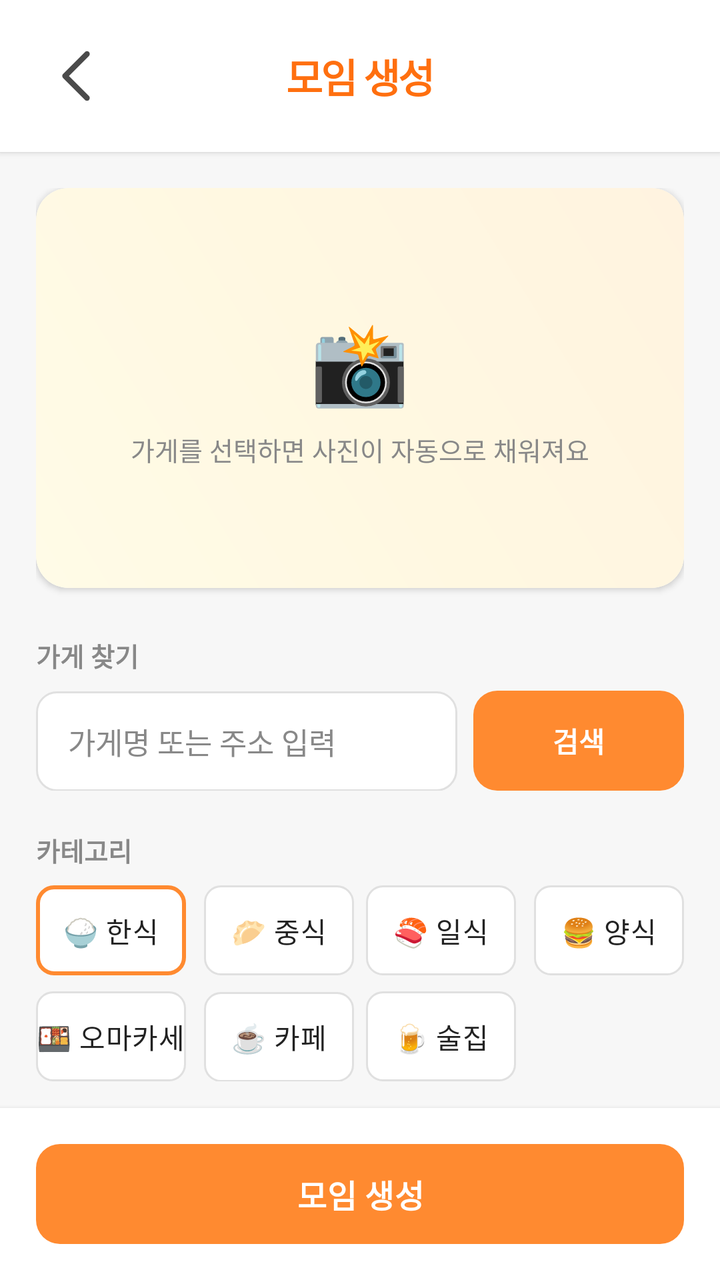
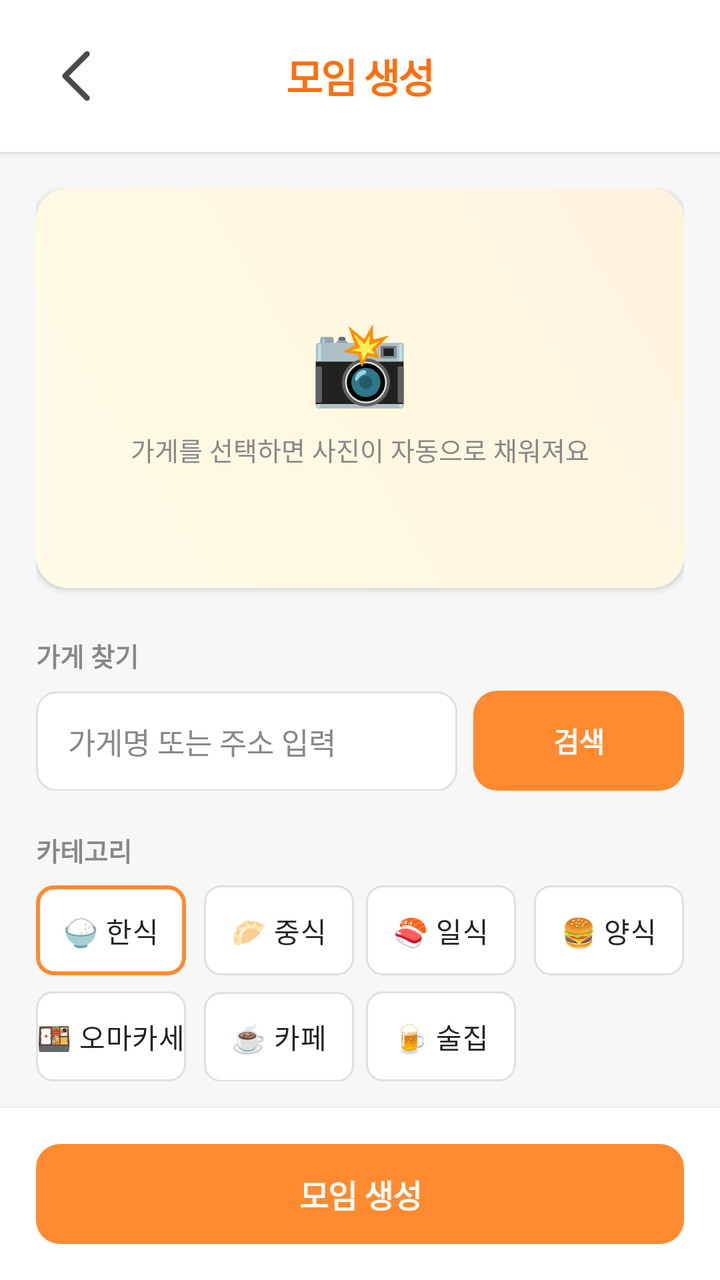

Two renders of the same Android screen: before a commit and after it. Below are the layout's source before the change and the commit's diff.
<!-- AndroidManifest.xml: application theme Theme.Honbabapp -->
<!-- res/layout/page_meeting_card_writing.xml -->
<?xml version="1.0" encoding="utf-8"?>
<LinearLayout xmlns:android="http://schemas.android.com/apk/res/android"
    xmlns:app="http://schemas.android.com/apk/res-auto"
    android:layout_width="match_parent"
    android:layout_height="match_parent"
    android:orientation="vertical"
    android:background="@color/bg_200">

    
    <LinearLayout
        android:layout_width="match_parent"
        android:layout_height="wrap_content"
        android:orientation="horizontal"
        android:gravity="center_vertical"
        android:padding="16dp"
        android:background="@color/bg_100"
        android:elevation="2dp">

        <ImageButton
            android:id="@+id/btn_back"
            android:layout_width="44dp"
            android:layout_height="44dp"
            android:src="@drawable/ic_arrow_back"
            android:scaleType="centerCrop"
            android:background="@color/white"
            android:layout_marginEnd="12dp" />

        <TextView
            android:layout_width="0dp"
            android:layout_height="wrap_content"
            android:layout_weight="1"
            android:text="모임 생성"
            android:textColor="@color/primary_200"
            android:textSize="20sp"
            android:textStyle="bold"
            android:gravity="center"
            android:letterSpacing="-0.05"
            android:layout_marginEnd="56dp"/>

    </LinearLayout>

    <ScrollView
        android:layout_width="match_parent"
        android:layout_height="0dp"
        android:layout_weight="1"
        android:fillViewport="true"
        android:scrollbars="none">

        <LinearLayout
            android:layout_width="match_parent"
            android:layout_height="wrap_content"
            android:orientation="vertical"
            android:padding="18dp">

            
            <androidx.cardview.widget.CardView
                android:layout_width="match_parent"
                android:layout_height="wrap_content"
                android:layout_marginBottom="24dp"
                app:cardCornerRadius="16dp"
                app:cardElevation="2dp"
                app:cardBackgroundColor="@color/white">

                <FrameLayout
                    android:layout_width="match_parent"
                    android:layout_height="200dp">

                    
                    <LinearLayout
                        android:id="@+id/layout_photo_placeholder"
                        android:layout_width="match_parent"
                        android:layout_height="match_parent"
                        android:orientation="vertical"
                        android:gravity="center"
                        android:background="@drawable/photo_upload_background">

                        <TextView
                            android:layout_width="wrap_content"
                            android:layout_height="wrap_content"
                            android:text="📸"
                            android:textSize="40sp"
                            android:layout_marginBottom="8dp"/>

                        <TextView
                            android:layout_width="wrap_content"
                            android:layout_height="wrap_content"
                            android:text="가게를 선택하면 사진이 자동으로 채워져요"
                            android:textColor="@color/text_200"
                            android:textSize="13sp"/>

                    </LinearLayout>

                    
                    <ImageView
                        android:id="@+id/iv_meeting_photo_preview"
                        android:layout_width="match_parent"
                        android:layout_height="match_parent"
                        android:scaleType="centerCrop"
                        android:visibility="gone"/>

                </FrameLayout>

            </androidx.cardview.widget.CardView>

            
            <LinearLayout
                android:layout_width="match_parent"
                android:layout_height="wrap_content"
                android:orientation="vertical"
                android:layout_marginBottom="20dp">

                <TextView
                    android:layout_width="wrap_content"
                    android:layout_height="wrap_content"
                    android:text="가게 찾기"
                    android:textColor="@color/text_200"
                    android:textSize="13sp"
                    android:textStyle="bold"
                    android:layout_marginBottom="8dp" />

                <LinearLayout
                    android:layout_width="match_parent"
                    android:layout_height="wrap_content"
                    android:orientation="horizontal">

                    <EditText
                        android:id="@+id/et_store_search"
                        android:layout_width="0dp"
                        android:layout_height="50dp"
                        android:layout_weight="2"
                        android:hint="가게명 또는 주소 입력"
                        android:textColorHint="@color/text_200"
                        android:textColor="@color/text_100"
                        android:textSize="15sp"
                        android:background="@drawable/edittext_background"
                        android:paddingHorizontal="16dp"
                        android:layout_marginEnd="8dp"
                        android:inputType="text" />

                    <Button
                        android:id="@+id/btn_search_store"
                        android:layout_width="0dp"
                        android:layout_height="50dp"
                        android:layout_weight="1"
                        android:text="검색"
                        android:textColor="@color/white"
                        android:textSize="14sp"
                        android:textStyle="bold"
                        android:background="@drawable/button_primary_background"
                        android:minWidth="0dp" />

                </LinearLayout>

            </LinearLayout>

            
            <androidx.cardview.widget.CardView
                android:id="@+id/selected_store_card"
                android:layout_width="match_parent"
                android:layout_height="wrap_content"
                android:layout_marginBottom="20dp"
                android:visibility="gone"
                app:cardCornerRadius="12dp"
                app:cardElevation="1dp"
                app:cardBackgroundColor="@color/bg_300">

                <LinearLayout
                    android:layout_width="match_parent"
                    android:layout_height="wrap_content"
                    android:orientation="vertical"
                    android:padding="16dp">

                    <TextView
                        android:layout_width="wrap_content"
                        android:layout_height="wrap_content"
                        android:text="선택된 가게"
                        android:textColor="@color/text_200"
                        android:textSize="12sp"
                        android:layout_marginBottom="4dp" />

                    <TextView
                        android:id="@+id/tv_selected_store"
                        android:layout_width="match_parent"
                        android:layout_height="wrap_content"
                        android:text="돼지 먹고 싶은날"
                        android:textColor="@color/text_100"
                        android:textSize="15sp"
                        android:textStyle="bold"
                        android:layout_marginBottom="12dp"/>

                    <TextView
                        android:layout_width="wrap_content"
                        android:layout_height="wrap_content"
                        android:text="가게 주소"
                        android:textColor="@color/text_200"
                        android:textSize="12sp"
                        android:layout_marginBottom="4dp" />

                    <TextView
                        android:id="@+id/tv_selected_store_address"
                        android:layout_width="match_parent"
                        android:layout_height="wrap_content"
                        android:text="신림동 108-00번지"
                        android:textColor="@color/text_100"
                        android:textSize="15sp"
                        android:textStyle="bold" />

                </LinearLayout>

            </androidx.cardview.widget.CardView>

            
            <LinearLayout
                android:layout_width="match_parent"
                android:layout_height="wrap_content"
                android:orientation="vertical"
                android:layout_marginBottom="20dp">

                <TextView
                    android:layout_width="wrap_content"
                    android:layout_height="wrap_content"
                    android:text="카테고리"
                    android:textColor="@color/text_200"
                    android:textSize="13sp"
                    android:textStyle="bold"
                    android:layout_marginBottom="8dp"/>

                <LinearLayout
                    android:layout_width="match_parent"
                    android:layout_height="wrap_content"
                    android:orientation="vertical">

                    
                    <LinearLayout
                        android:layout_width="match_parent"
                        android:layout_height="wrap_content"
                        android:orientation="horizontal"
                        android:layout_marginBottom="8dp">

                        <RadioButton
                            android:id="@+id/radio_category_korean"
                            android:layout_width="0dp"
                            android:layout_height="45dp"
                            android:layout_weight="1"
                            android:text="🍚 한식"
                            android:textColor="@color/text_100"
                            android:textSize="14sp"
                            android:button="@null"
                            android:gravity="center"
                            android:checked="true"
                            android:background="@drawable/radiobutton_category_background"
                            android:layout_marginEnd="6dp"/>

                        <RadioButton
                            android:id="@+id/radio_category_chinese"
                            android:layout_width="0dp"
                            android:layout_height="45dp"
                            android:layout_weight="1"
                            android:text="🥟 중식"
                            android:textColor="@color/text_100"
                            android:textSize="14sp"
                            android:button="@null"
                            android:gravity="center"
                            android:background="@drawable/radiobutton_category_background"
                            android:layout_marginHorizontal="3dp"/>

                        <RadioButton
                            android:id="@+id/radio_category_japanese"
                            android:layout_width="0dp"
                            android:layout_height="45dp"
                            android:layout_weight="1"
                            android:text="🍣 일식"
                            android:textColor="@color/text_100"
                            android:textSize="14sp"
                            android:button="@null"
                            android:gravity="center"
                            android:background="@drawable/radiobutton_category_background"
                            android:layout_marginHorizontal="3dp"/>

                        <RadioButton
                            android:id="@+id/radio_category_western"
                            android:layout_width="0dp"
                            android:layout_height="45dp"
                            android:layout_weight="1"
                            android:text="🍔 양식"
                            android:textColor="@color/text_100"
                            android:textSize="14sp"
                            android:button="@null"
                            android:gravity="center"
                            android:background="@drawable/radiobutton_category_background"
                            android:layout_marginStart="6dp"/>

                    </LinearLayout>

                    
                    <LinearLayout
                        android:layout_width="match_parent"
                        android:layout_height="wrap_content"
                        android:orientation="horizontal">

                        <RadioButton
                            android:id="@+id/radio_category_omakase"
                            android:layout_width="0dp"
                            android:layout_height="45dp"
                            android:layout_weight="1"
                            android:text="🍱 오마카세"
                            android:textColor="@color/text_100"
                            android:textSize="14sp"
                            android:button="@null"
                            android:gravity="center"
                            android:background="@drawable/radiobutton_category_background"
                            android:layout_marginEnd="6dp"/>

                        <RadioButton
                            android:id="@+id/radio_category_cafe"
                            android:layout_width="0dp"
                            android:layout_height="45dp"
                            android:layout_weight="1"
                            android:text="☕ 카페"
                            android:textColor="@color/text_100"
                            android:textSize="14sp"
                            android:button="@null"
                            android:gravity="center"
                            android:background="@drawable/radiobutton_category_background"
                            android:layout_marginHorizontal="3dp"/>

                        <RadioButton
                            android:id="@+id/radio_category_pub"
                            android:layout_width="0dp"
                            android:layout_height="45dp"
                            android:layout_weight="1"
                            android:text="🍺 술집"
                            android:textColor="@color/text_100"
                            android:textSize="14sp"
                            android:button="@null"
                            android:gravity="center"
                            android:background="@drawable/radiobutton_category_background"
                            android:layout_marginHorizontal="3dp"/>

                        
                        <View
                            android:layout_width="0dp"
                            android:layout_height="1dp"
                            android:layout_weight="1"
                            android:layout_marginStart="6dp"/>

                    </LinearLayout>

                </LinearLayout>

            </LinearLayout>

            
            <LinearLayout
                android:layout_width="match_parent"
                android:layout_height="wrap_content"
                android:orientation="vertical"
                android:layout_marginBottom="20dp">

                <TextView
                    android:layout_width="wrap_content"
                    android:layout_height="wrap_content"
                    android:text="모임명"
                    android:textColor="@color/text_200"
                    android:textSize="13sp"
                    android:textStyle="bold"
                    android:layout_marginBottom="8dp"/>

                <EditText
                    android:id="@+id/et_meeting_title"
                    android:layout_width="match_parent"
                    android:layout_height="50dp"
                    android:hint="모임명을 입력하세요"
                    android:textColorHint="@color/text_200"
                    android:textColor="@color/text_100"
                    android:textSize="15sp"
                    android:background="@drawable/edittext_background"
                    android:paddingHorizontal="16dp"
                    android:maxLength="30"
                    android:inputType="text"/>

            </LinearLayout>

            
            <LinearLayout
                android:layout_width="match_parent"
                android:layout_height="wrap_content"
                android:orientation="vertical"
                android:layout_marginBottom="20dp">

                <TextView
                    android:layout_width="wrap_content"
                    android:layout_height="wrap_content"
                    android:text="모임 설명"
                    android:textColor="@color/text_200"
                    android:textSize="13sp"
                    android:textStyle="bold"
                    android:layout_marginBottom="8dp"/>

                <EditText
                    android:id="@+id/et_meeting_description"
                    android:layout_width="match_parent"
                    android:layout_height="80dp"
                    android:hint="모임에 대해 간단히 소개해 주세요"
                    android:textColorHint="@color/text_200"
                    android:textColor="@color/text_100"
                    android:textSize="15sp"
                    android:background="@drawable/edittext_background"
                    android:paddingHorizontal="16dp"
                    android:paddingVertical="12dp"
                    android:gravity="top"
                    android:maxLength="100"
                    android:inputType="textMultiLine"/>

            </LinearLayout>

            
            <LinearLayout
                android:layout_width="match_parent"
                android:layout_height="wrap_content"
                android:orientation="vertical"
                android:layout_marginBottom="20dp">

                <TextView
                    android:layout_width="wrap_content"
                    android:layout_height="wrap_content"
                    android:text="모임 만나는 날짜"
                    android:textColor="@color/text_200"
                    android:textSize="13sp"
                    android:textStyle="bold"
                    android:layout_marginBottom="8dp"/>

                <EditText
                    android:id="@+id/et_meeting_date"
                    android:layout_width="match_parent"
                    android:layout_height="50dp"
                    android:hint="날짜를 선택해주세요"
                    android:textColorHint="@color/text_200"
                    android:textColor="@color/text_100"
                    android:textSize="15sp"
                    android:background="@drawable/edittext_background"
                    android:paddingHorizontal="16dp"
                    android:focusable="false"
                    android:clickable="true"
                    android:drawableEnd="@drawable/ic_calendar"
                    android:drawablePadding="12dp"/>

            </LinearLayout>

            
            <LinearLayout
                android:layout_width="match_parent"
                android:layout_height="wrap_content"
                android:orientation="vertical"
                android:layout_marginBottom="20dp">

                <TextView
                    android:layout_width="wrap_content"
                    android:layout_height="wrap_content"
                    android:text="모임 만나는 시간"
                    android:textColor="@color/text_200"
                    android:textSize="13sp"
                    android:textStyle="bold"
                    android:layout_marginBottom="8dp"/>

                <EditText
                    android:id="@+id/et_meeting_time"
                    android:layout_width="match_parent"
                    android:layout_height="50dp"
                    android:hint="시간을 선택해주세요 (예: 19:00)"
                    android:textColorHint="@color/text_200"
                    android:textColor="@color/text_100"
                    android:textSize="15sp"
                    android:background="@drawable/edittext_background"
                    android:paddingHorizontal="16dp"
                    android:focusable="false"
                    android:clickable="true"
                    android:drawableEnd="@drawable/ic_clock"
                    android:drawablePadding="12dp"/>

            </LinearLayout>

            
            <LinearLayout
                android:layout_width="match_parent"
                android:layout_height="wrap_content"
                android:orientation="vertical"
                android:layout_marginBottom="20dp">

                <TextView
                    android:layout_width="wrap_content"
                    android:layout_height="wrap_content"
                    android:text="모집 인원"
                    android:textColor="@color/text_200"
                    android:textSize="13sp"
                    android:textStyle="bold"
                    android:layout_marginBottom="8dp"/>

                <LinearLayout
                    android:layout_width="match_parent"
                    android:layout_height="wrap_content"
                    android:orientation="horizontal"
                    android:gravity="center_vertical">

                    <ImageButton
                        android:id="@+id/btn_decrease_count"
                        android:layout_width="44dp"
                        android:layout_height="44dp"
                        android:src="@drawable/ic_minus"
                        android:scaleType="center"
                        android:background="@drawable/count_button_background"
                        android:layout_marginEnd="12dp"
                        android:contentDescription="인원 감소"/>

                    <TextView
                        android:id="@+id/tv_participant_count"
                        android:layout_width="0dp"
                        android:layout_height="wrap_content"
                        android:layout_weight="1"
                        android:text="2명"
                        android:textColor="@color/text_100"
                        android:textSize="16sp"
                        android:textStyle="bold"
                        android:gravity="center" />

                    <ImageButton
                        android:id="@+id/btn_increase_count"
                        android:layout_width="44dp"
                        android:layout_height="44dp"
                        android:src="@drawable/ic_plus"
                        android:scaleType="center"
                        android:background="@drawable/count_button_background"
                        android:layout_marginStart="12dp"
                        android:contentDescription="인원 증가"/>

                </LinearLayout>

                <TextView
                    android:layout_width="match_parent"
                    android:layout_height="wrap_content"
                    android:text="최소 2명 ~ 최대 20명"
                    android:textColor="@color/text_200"
                    android:textSize="11sp"
                    android:gravity="center"
                    android:layout_marginTop="4dp" />

            </LinearLayout>

            
            <LinearLayout
                android:layout_width="match_parent"
                android:layout_height="wrap_content"
                android:orientation="vertical"
                android:layout_marginBottom="20dp">

                <TextView
                    android:layout_width="wrap_content"
                    android:layout_height="wrap_content"
                    android:text="가격대"
                    android:textSize="13sp"
                    android:textColor="@color/text_200"
                    android:textStyle="bold"
                    android:layout_marginBottom="8dp"/>

                <TextView
                    android:id="@+id/tv_price_range_display"
                    android:layout_width="wrap_content"
                    android:layout_height="wrap_content"
                    android:text="10,000원 ~ 20,000원"
                    android:textSize="11sp"
                    android:textColor="@color/text_200"
                    android:layout_marginBottom="8dp"/>

                <com.google.android.material.slider.RangeSlider
                    android:id="@+id/range_slider_price"
                    android:layout_width="match_parent"
                    android:layout_height="wrap_content"
                    android:valueFrom="0"
                    android:valueTo="100000"
                    android:stepSize="5000"
                    app:values="@array/initial_price_range"
                    app:labelBehavior="gone"/>

                <LinearLayout
                    android:layout_width="match_parent"
                    android:layout_height="wrap_content"
                    android:orientation="horizontal"
                    android:gravity="center_vertical">

                    <TextView
                        android:layout_width="0dp"
                        android:layout_height="wrap_content"
                        android:layout_weight="1"
                        android:text="0원"
                        android:textSize="12sp"
                        android:textColor="@color/text_100"/>

                    <TextView
                        android:layout_width="wrap_content"
                        android:layout_height="wrap_content"
                        android:text="100,000원"
                        android:textSize="12sp"
                        android:textColor="@color/text_100"/>

                </LinearLayout>

            </LinearLayout>

        </LinearLayout>

    </ScrollView>

    
    <LinearLayout
        android:layout_width="match_parent"
        android:layout_height="wrap_content"
        android:background="@color/bg_100"
        android:padding="18dp"
        android:elevation="4dp">

        <Button
            android:id="@+id/btn_create_meeting"
            android:layout_width="match_parent"
            android:layout_height="50dp"
            android:text="모임 생성"
            android:textColor="@color/white"
            android:textSize="16sp"
            android:textStyle="bold"
            android:background="@drawable/button_primary_background"
            android:elevation="2dp"/>

    </LinearLayout>

</LinearLayout>
<!-- resources referenced by this layout -->
<resources>
  <array name="initial_price_range">
          <item>0.0</item>
          <item>100000.0</item>
      </array>
  <color name="bg_100">#FFFFFF</color>
  <color name="bg_200">#F7F7F7</color>
  <color name="bg_300">#EDEDED</color>
  <color name="primary_200">#FF6F0F</color>
  <color name="text_100">#222222</color>
  <color name="text_200">#888888</color>
  <color name="white">#FFFFFFFF</color>
  <!-- drawable button_primary_background (drawable) -->
  <?xml version="1.0" encoding="utf-8"?>
  <shape xmlns:android="http://schemas.android.com/apk/res/android">
      <solid android:color="@color/primary_100" />
      <corners android:radius="12dp" />
  </shape>
  <!-- drawable count_button_background (drawable) -->
  <?xml version="1.0" encoding="utf-8"?>
  <shape xmlns:android="http://schemas.android.com/apk/res/android"
      android:shape="oval">
      <solid android:color="@color/bg_100" />
      <stroke
          android:width="2dp"
          android:color="@color/primary_100" />
  </shape>
  <!-- drawable ic_arrow_back (drawable) -->
  <vector xmlns:android="http://schemas.android.com/apk/res/android"
      android:width="24dp"
      android:height="24dp"
      android:viewportWidth="24"
      android:viewportHeight="24">
  
    <path
        android:pathData="M15,18L9,12L15,6"
        android:strokeColor="#4A4A4A"
        android:strokeWidth="1.5"
        android:strokeLineCap="round"
        android:strokeLineJoin="round"
        android:fillColor="@android:color/transparent"/>
  </vector>
  <!-- drawable ic_clock (drawable) -->
  <vector xmlns:android="http://schemas.android.com/apk/res/android"
      android:width="16dp"
      android:height="16dp"
      android:viewportWidth="24"
      android:viewportHeight="24">
  
    
    <path
        android:pathData="M12,2A10,10 0,1 1,12 22A10,10 0,1 1,12 2z"
        android:strokeColor="@color/text_200"
        android:strokeWidth="1.5" />
  
    
    <path
        android:pathData="M12,6V12L16,14"
        android:strokeColor="@color/text_200"
        android:strokeWidth="1.5"
        android:strokeLineCap="round"
        android:strokeLineJoin="round"/>
  </vector>
  <!-- drawable ic_minus (drawable) -->
  <?xml version="1.0" encoding="utf-8"?>
  <vector xmlns:android="http://schemas.android.com/apk/res/android"
      android:width="24dp"
      android:height="24dp"
      android:viewportWidth="24"
      android:viewportHeight="24">
  
      <path
          android:name="minus_horizontal"
          android:pathData="M6,12h12"
          android:strokeColor="@color/primary_100"
          android:strokeWidth="2.5"
          android:strokeLineCap="round"
          android:strokeLineJoin="round"
          android:fillColor="@android:color/transparent"/>
  
  </vector>
  <!-- drawable photo_upload_background (drawable) -->
  <?xml version="1.0" encoding="utf-8"?>
  <shape xmlns:android="http://schemas.android.com/apk/res/android"
      android:shape="rectangle">
  
      
      <gradient
          android:startColor="#FFFBE7"
          android:centerColor="#FFF8E1"
          android:endColor="#FFF3E0"
          android:angle="45" />
  
  
      <corners android:radius="16dp" />
  
  </shape>
  <style name="Theme.Honbabapp" parent="Base.Theme.Honbabapp">
          <item name="android:windowIsTranslucent">true</item>
      </style>
  <color name="primary_100">#FF8A30</color>
  <color name="border_100">#E0E0E0</color>
  <color name="accent_100">#00C7AE</color>
  <color name="accent_200">#2B2B2B</color>
  <!-- unchanged entries left out for length: 5 -->
</resources>

<!-- the commit's change to res/layout/page_meeting_card_writing.xml (unified diff, before → after) -->
@@ -139,14 +139,12 @@
 
                     <Button
                         android:id="@+id/btn_search_store"
+                        style="@style/Widget.Honbab.Button.Primary"
                         android:layout_width="0dp"
                         android:layout_height="50dp"
                         android:layout_weight="1"
                         android:text="검색"
-                        android:textColor="@color/white"
                         android:textSize="14sp"
-                        android:textStyle="bold"
-                        android:background="@drawable/button_primary_background"
                         android:minWidth="0dp" />
 
                 </LinearLayout>
@@ -620,13 +618,11 @@
 
         <Button
             android:id="@+id/btn_create_meeting"
+            style="@style/Widget.Honbab.Button.Primary"
             android:layout_width="match_parent"
             android:layout_height="50dp"
             android:text="모임 생성"
-            android:textColor="@color/white"
             android:textSize="16sp"
-            android:textStyle="bold"
-            android:background="@drawable/button_primary_background"
             android:elevation="2dp"/>
 
     </LinearLayout>
<!-- resource entries referenced after the edit -->
@@ -11,12 +11,6 @@
   <color name="text_100">#222222</color>
   <color name="text_200">#888888</color>
   <color name="white">#FFFFFFFF</color>
-  <!-- drawable button_primary_background (drawable) -->
-  <?xml version="1.0" encoding="utf-8"?>
-  <shape xmlns:android="http://schemas.android.com/apk/res/android">
-      <solid android:color="@color/primary_100" />
-      <corners android:radius="12dp" />
-  </shape>
   <!-- drawable count_button_background (drawable) -->
   <?xml version="1.0" encoding="utf-8"?>
   <shape xmlns:android="http://schemas.android.com/apk/res/android"
@@ -96,11 +90,25 @@
       <corners android:radius="16dp" />
   
   </shape>
+  <style name="Widget.Honbab.Button.Primary" parent="Widget.Honbab.Button">
+          <item name="android:textColor">@color/white</item>
+          <item name="backgroundTint">@color/primary_button_bg</item>
+      </style>
   <style name="Theme.Honbabapp" parent="Base.Theme.Honbabapp">
           <item name="android:windowIsTranslucent">true</item>
       </style>
   <color name="primary_100">#FF8A30</color>
   <color name="border_100">#E0E0E0</color>
+  <style name="Widget.Honbab.Button" parent="Widget.Material3.Button">
+          <item name="android:layout_height">50dp</item>
+          <item name="android:textSize">16sp</item>
+          <item name="android:textStyle">bold</item>
+          <item name="android:letterSpacing">-0.02</item>
+          <item name="cornerRadius">12dp</item>
+          <item name="elevation">0dp</item>
+          <item name="android:insetTop">0dp</item>
+          <item name="android:insetBottom">0dp</item>
+      </style>
   <color name="accent_100">#00C7AE</color>
   <color name="accent_200">#2B2B2B</color>
   <!-- unchanged entries left out for length: 5 -->
